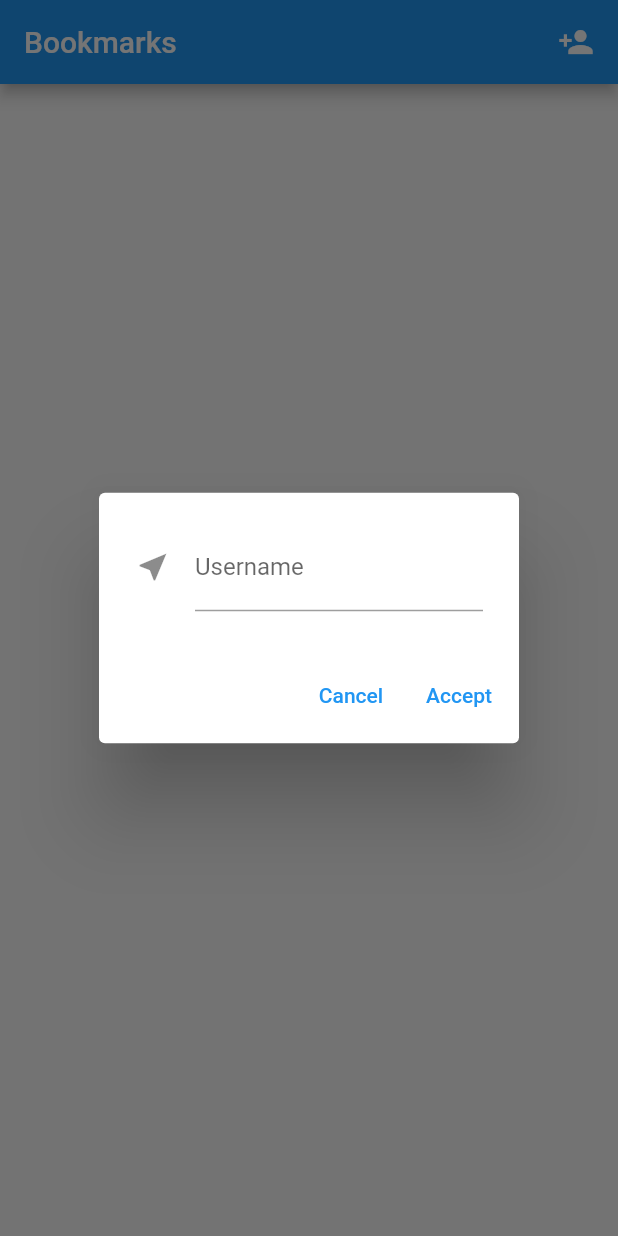
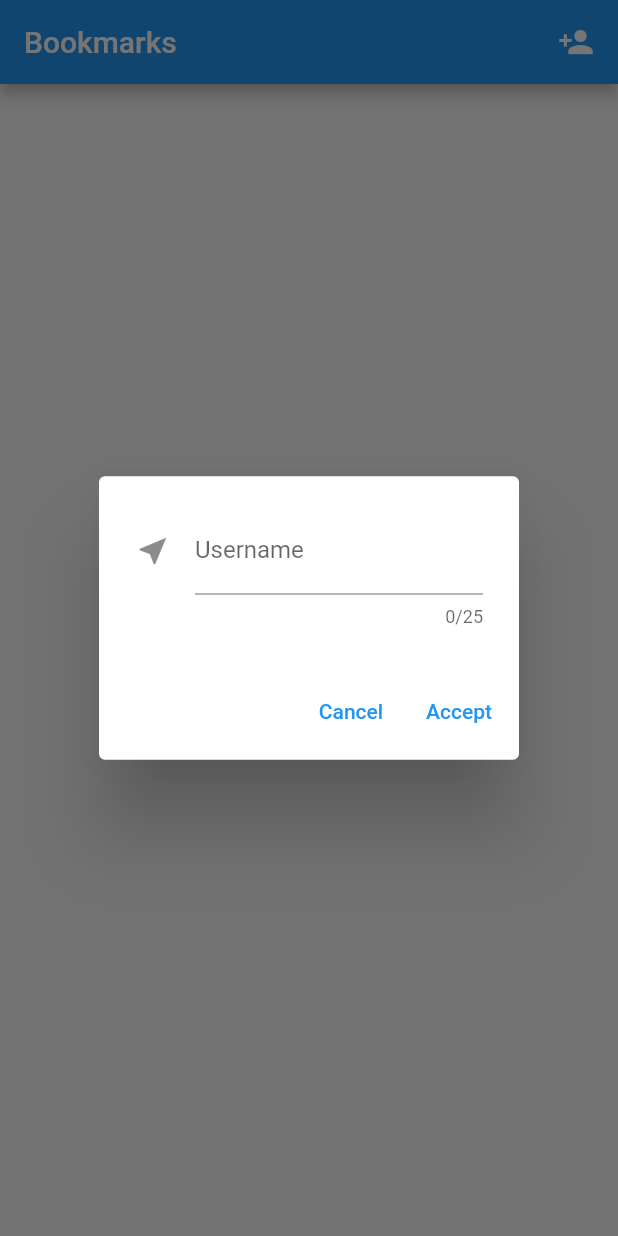
Before and after one commit to aJoph/ao3notifications, a Flutter app: the screen it shows after launch, after a tap on the "person add" icon, on a phone screen of 412 x 824 dp. Run offline on Flutter 3.47's test engine with Material 2 defaults, Android fonts, the phone set to English and light mode, and no system bars; our stand-ins replace hive, hive_flutter; missing offline and left inert: ao3_scraper; accounts and stored records are empty.

Commit message:
Added persistence to the username of the user.

```diff
--- a/lib/ao3_model.dart
+++ b/lib/ao3_model.dart
@@ -6,11 +6,23 @@ import 'package:hive_flutter/hive_flutter.dart';
 class Ao3Model extends ChangeNotifier {
   String? _username;
   String get username {
-    if (_username == null && Hive.isBoxOpen("username")) {
-      bookmarks.isEmpty ? updateLibrary(_username ?? "") : "";
-      _username = Hive.box("username").values.first;
+    if (_username == null || _username!.isEmpty) {
+      if (Hive.isBoxOpen("username") && Hive.box("username").isNotEmpty) {
+        _username = Hive.box("username").values.first;
+        debugPrint("here i am");
+        updateLibrary();
+      }
     }
     return _username ?? "";
+    // if ((_username == null || _username!.isEmpty) &&
+    //     Hive.isBoxOpen("username")) {
+    //   _username = Hive.box("username").get("username");
+    //   Future.delayed(const Duration(seconds: 1)).whenComplete(() {
+    //     // The delay is necessary to avoid recursively calling updateLibrary().
+    //     if (bookmarks.isEmpty) updateLibrary();
+    //   });
+    // }
+    // return _username ?? "";
   }
 
   set username(value) {
@@ -18,24 +30,14 @@ class Ao3Model extends ChangeNotifier {
     if (Hive.isBoxOpen("username")) {
       Hive.box("username").put("username", _username);
     }
-    updateLibrary(_username!);
-    notifyListeners();
+    updateLibrary().whenComplete(() => notifyListeners());
   }
 
   var bookmarks = <Work>[];
 
-  void updateLibrary(String username) {
-    Ao3Client.getBookmarksFromUsername(username)
-        .then((value) => bookmarks = value)
-        .whenComplete(
-          () => notifyListeners(),
-        );
-  }
-
-  static void init() {
-    Hive.initFlutter();
-    Hive.openBox("username");
-    Hive.openBox("_bookmarks");
+  Future<void> updateLibrary() async {
+    bookmarks = await Ao3Client.getBookmarksFromUsername(username);
+    notifyListeners();
   }
 
   static void showChangeUsernameDialog(BuildContext context) {
--- a/lib/helpers/bookmark_tile.dart
+++ b/lib/helpers/bookmark_tile.dart
@@ -13,7 +13,7 @@ class BookmarkTile extends StatelessWidget {
       subtitle: Text(work.description),
       onTap: () => _launchUrl(
         Ao3Client.getURLfromWorkID(work.workID),
-      ), // TODO: Implement onTap for ListTiles
+      ),
     );
   }
 
--- a/lib/helpers/bookmark_view.dart
+++ b/lib/helpers/bookmark_view.dart
@@ -9,8 +9,7 @@ class BookmarkView extends StatelessWidget {
   @override
   Widget build(BuildContext context) {
     var _bookmarks = context.watch<Ao3Model>().bookmarks;
-    debugPrint(_bookmarks.toString());
-    debugPrint(context.read<Ao3Model>().username);
+
     return ListView.builder(
       itemCount: _bookmarks.length,
       itemBuilder: (context, index) {
--- a/lib/helpers/change_username_dialog.dart
+++ b/lib/helpers/change_username_dialog.dart
@@ -26,6 +26,7 @@ class _UsernameDialogState extends State<UsernameDialog> {
             }
             return null;
           },
+          maxLength: 25,
           decoration: const InputDecoration(
             label: Text("Username"),
             icon: Icon(Icons.near_me),
@@ -47,14 +48,8 @@ class _UsernameDialogState extends State<UsernameDialog> {
 
   void _acceptDialog(BuildContext context) {
     if (_formKey.currentState!.validate()) {
-      // context.read<Ao3Model>().username = _usernameTextEditingController.text;
       context.read<Ao3Model>().username = _usernameTextEditingController.text;
-      Future.delayed(const Duration(milliseconds: 300)).then((value) {
-        // For some reason, popping the context without a delay of more than ~100 milliseconds
-        // Results in Ao3Model being used after being disposed...
-        // I gave up on finding the proper solution and am doing this horribleness instead.
-        Navigator.pop(context);
-      });
+      Navigator.pop(context);
     }
   }
 
--- a/lib/main.dart
+++ b/lib/main.dart
@@ -5,8 +5,10 @@ import 'package:flutter/material.dart';
 import 'package:hive_flutter/hive_flutter.dart';
 import 'package:provider/provider.dart';
 
-void main() {
-  Hive.initFlutter();
+void main() async {
+  await Hive.initFlutter();
+  await Hive.openBox("username");
+  await Hive.openBox("bookmarks");
   runApp(const Ao3App());
 }
 
--- a/lib/pages/homepage.dart
+++ b/lib/pages/homepage.dart
@@ -1,6 +1,7 @@
 import 'package:ao3notifications/ao3_model.dart';
 import 'package:ao3notifications/helpers/bookmark_view.dart';
 import 'package:flutter/material.dart';
+import 'package:hive/hive.dart';
 import 'package:provider/provider.dart';
 
 class HomePage extends StatelessWidget {
@@ -8,6 +9,8 @@ class HomePage extends StatelessWidget {
 
   @override
   Widget build(BuildContext context) {
+    context.read<Ao3Model>().updateLibrary();
+    debugPrint("Username: " + context.read<Ao3Model>().username);
     return Scaffold(
       appBar: AppBar(
         title: const Text("Bookmarks"),
```
